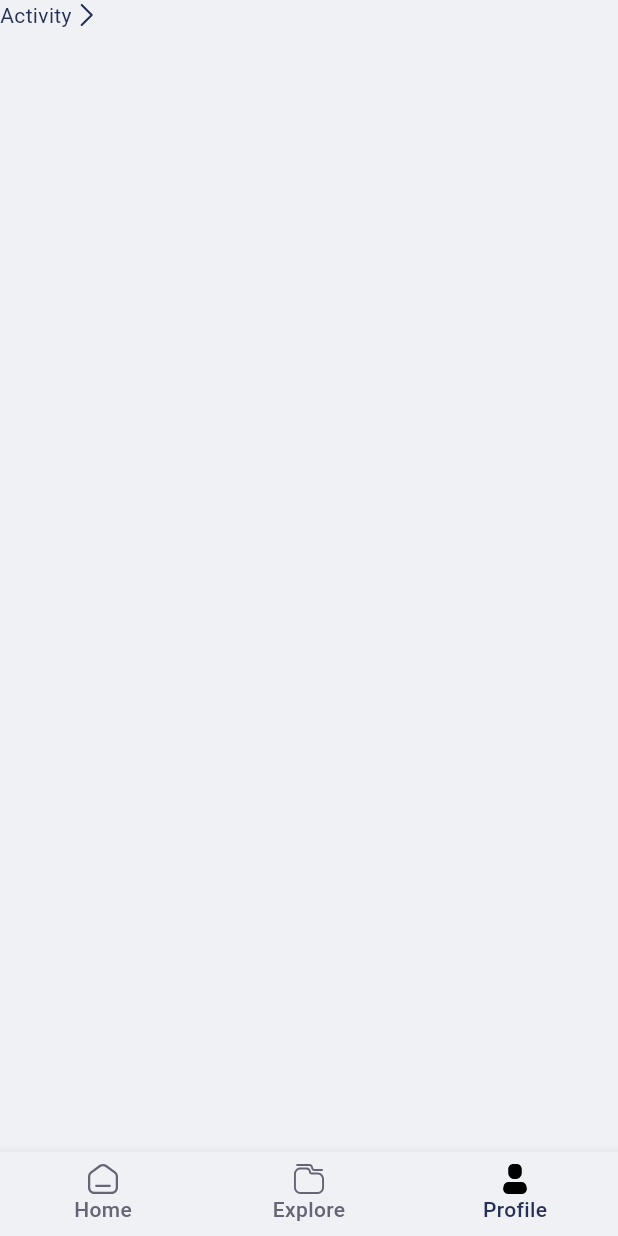
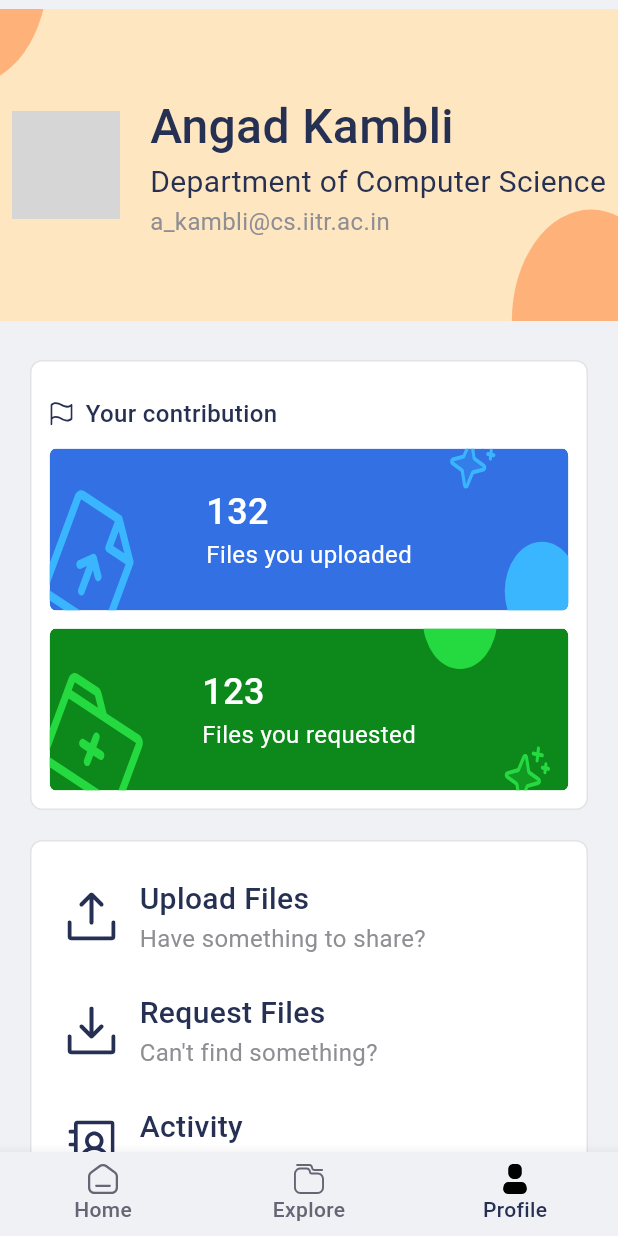
Before and after one commit to sdslabs/StudyPortal-Mobile-Frontend, a Flutter app: the screen it shows after launch, item 3 of the bottom bar chosen, on a phone screen of 412 x 824 dp. Run offline on Flutter 3.47's test engine with Material 3 defaults, Android fonts, the phone set to English and light mode, and no system bars; our stand-ins replace flutter_svg, responsive_grid; grey boxes are pictures that could not be loaded.

Commit message:
Adds landing profile page

```diff
--- a/lib/features/studymaterial/presentation/pages/activity_page/activity_page.dart
+++ b/lib/features/studymaterial/presentation/pages/activity_page/activity_page.dart
@@ -8,8 +8,6 @@ class ActivityPage extends StatelessWidget {
 
   @override
   Widget build(BuildContext context) {
-    var size = MediaQuery.of(context).size;
-
     List<Activity> activities = [
       Activity(
           title: "HC Verma Physics",
--- /dev/null
+++ b/lib/features/studymaterial/presentation/pages/profile_page/components/action_buttons.dart
@@ -0,0 +1,70 @@
+import 'package:flutter/material.dart';
+import 'package:flutter_svg/svg.dart';
+import 'package:studyportal/features/studymaterial/presentation/widgets/profile_buttons/profile_button.dart';
+import 'package:studyportal/features/studymaterial/presentation/pages/activity_page/activity_page.dart';
+
+class ActionButtons extends StatelessWidget {
+  const ActionButtons({super.key});
+
+  @override
+  Widget build(BuildContext context) {
+    return Container(
+      padding: const EdgeInsets.all(12),
+      decoration: BoxDecoration(
+        color: Colors.white,
+        border: Border.all(color: const Color(0xFFE3E2E8)),
+        borderRadius: BorderRadius.circular(8),
+      ),
+      child: Column(
+        mainAxisAlignment: MainAxisAlignment.spaceEvenly,
+        children: [
+          ProfileButton(
+            mainText: "Upload Files",
+            subText: "Have something to share?",
+            iconPath: "lib/core/svgs/upload.svg",
+            onTap: () {
+              Navigator.of(context).push(MaterialPageRoute(
+                  builder: (context) => const ActivityPage()));
+            },
+          ),
+          ProfileButton(
+            mainText: "Request Files",
+            subText: "Can't find something?",
+            iconPath: "lib/core/svgs/request.svg",
+            onTap: () {
+              Navigator.of(context).push(MaterialPageRoute(
+                  builder: (context) => const ActivityPage()));
+            },
+          ),
+          ProfileButton(
+            mainText: "Activity",
+            subText: "Status of uploads and requests",
+            iconPath: "lib/core/svgs/activity.svg",
+            onTap: () {
+              Navigator.of(context).push(MaterialPageRoute(
+                  builder: (context) => const ActivityPage()));
+            },
+          ),
+          Container(
+            padding: const EdgeInsets.all(12),
+            child: Row(
+              mainAxisAlignment: MainAxisAlignment.start,
+              children: [
+                SvgPicture.asset("lib/core/svgs/logout.svg",
+                    width: 32, height: 32),
+                const SizedBox(
+                  width: 16,
+                ),
+                const Text("Logout",
+                    style: TextStyle(
+                        fontSize: 20,
+                        fontWeight: FontWeight.w500,
+                        color: Colors.pinkAccent))
+              ],
+            ),
+          )
+        ],
+      ),
+    );
+  }
+}
--- /dev/null
+++ b/lib/features/studymaterial/presentation/pages/profile_page/components/your_contributions.dart
@@ -0,0 +1,127 @@
+import 'package:flutter/material.dart';
+import 'package:flutter_svg/svg.dart';
+
+class YourContributions extends StatelessWidget {
+  const YourContributions(
+      {super.key,
+      required this.size,
+      required this.uploads,
+      required this.requests});
+
+  final Size size;
+  final int uploads;
+  final int requests;
+
+  @override
+  Widget build(BuildContext context) {
+    return Container(
+      height: 300,
+      width: size.width,
+      padding: const EdgeInsets.only(left: 12, right: 12, bottom: 6, top: 0),
+      decoration: BoxDecoration(
+        color: Colors.white,
+        border: Border.all(color: const Color(0xFFE3E2E8)),
+        borderRadius: BorderRadius.circular(8),
+      ),
+      child: Column(
+        mainAxisAlignment: MainAxisAlignment.end,
+        children: [
+          Row(
+            mainAxisAlignment: MainAxisAlignment.start,
+            children: [
+              SvgPicture.asset(
+                "lib/core/svgs/your_contribution.svg",
+                width: 16,
+                height: 16,
+              ),
+              const SizedBox(
+                width: 8,
+              ),
+              const Text("Your contribution",
+                  style: TextStyle(fontSize: 16, fontWeight: FontWeight.w500)),
+            ],
+          ),
+          const SizedBox(
+            height: 6,
+          ),
+          Stack(
+            children: [
+              Positioned.fill(
+                top: 6,
+                bottom: 6,
+                child: SvgPicture.asset(
+                  "lib/core/svgs/file_uploaded.svg",
+                  fit: BoxFit.fill,
+                ),
+              ),
+              Container(
+                alignment: Alignment.center,
+                width: double.infinity,
+                height: 120,
+                child: Column(
+                  mainAxisAlignment: MainAxisAlignment.center,
+                  crossAxisAlignment: CrossAxisAlignment.start,
+                  children: [
+                    Text(
+                      uploads.toString(),
+                      style: const TextStyle(
+                          fontSize: 24,
+                          fontWeight: FontWeight.w500,
+                          color: Colors.white),
+                    ),
+                    const Text(
+                      "Files you uploaded",
+                      style: TextStyle(
+                        fontSize: 16,
+                        fontWeight: FontWeight.w400,
+                        color: Colors.white,
+                      ),
+                    ),
+                  ],
+                ),
+              ),
+            ],
+          ),
+          Stack(
+            children: [
+              Positioned.fill(
+                top: 6,
+                bottom: 6,
+                child: SvgPicture.asset(
+                  "lib/core/svgs/file_requested.svg",
+                  fit: BoxFit.fill,
+                ),
+              ),
+              Container(
+                alignment: Alignment.center,
+                width: double.infinity,
+                height: 120,
+                child: Column(
+                  mainAxisAlignment: MainAxisAlignment.center,
+                  crossAxisAlignment: CrossAxisAlignment.start,
+                  children: [
+                    Text(
+                      requests.toString(),
+                      style: const TextStyle(
+                          fontSize: 24,
+                          fontWeight: FontWeight.w500,
+                          color: Colors.white),
+                    ),
+                    const Text(
+                      "Files you requested",
+                      style: TextStyle(
+                        fontSize: 16,
+                        fontWeight: FontWeight.w400,
+                        color: Colors.white,
+                      ),
+                    ),
+                  ],
+                ),
+              ),
+            ],
+          ),
+        ],
+      ),
+    );
+  }
+}
--- a/lib/features/studymaterial/presentation/pages/profile_page/profile_page.dart
+++ b/lib/features/studymaterial/presentation/pages/profile_page/profile_page.dart
@@ -1,27 +1,102 @@
 import 'package:flutter/material.dart';
 import 'package:flutter_svg/svg.dart';
-import 'package:studyportal/features/studymaterial/presentation/pages/home_page/components/more_info_button.dart';
-import 'package:studyportal/features/studymaterial/presentation/pages/activity_page/activity_page.dart';
+import 'package:studyportal/features/studymaterial/presentation/pages/profile_page/components/your_contributions.dart';
+import 'package:studyportal/features/studymaterial/presentation/pages/profile_page/components/action_buttons.dart';
 
 class ProfilePage extends StatelessWidget {
   const ProfilePage({super.key});
 
+  // Data that needs to be fecthed from data base
+  // Name
+  // Number of uploads
+  // Number of requests
+  // Department
+  // Email
+
   @override
   Widget build(BuildContext context) {
+    var size = MediaQuery.of(context).size;
+
     return Scaffold(
-      body: Container(
-        child: MoreInfoButton(
-            onTap: () {
-              Navigator.of(context).push(MaterialPageRoute(
-                  builder: (context) => const ActivityPage()));
-            },
-            info: "Activity",
-            icon: SvgPicture.asset(
-              "lib/core/svgs/right_caret.svg",
-              height: 16,
-              width: 16,
-            )),
-      ),
-    );
+        body: Column(
+      mainAxisAlignment: MainAxisAlignment.spaceBetween,
+      children: [
+        Stack(
+          children: [
+            Positioned.fill(
+              top: 6,
+              bottom: 6,
+              child: SvgPicture.asset(
+                "lib/core/svgs/profile_background.svg",
+                fit: BoxFit.fill,
+              ),
+            ),
+            Container(
+                alignment: Alignment.center,
+                width: double.infinity,
+                height: 220,
+                child: Row(
+                  mainAxisAlignment: MainAxisAlignment.center,
+                  children: [
+                    SizedBox(
+                      height: 72,
+                      width: 72,
+                      child: Image.asset(
+                        'lib/core/images/kambli.png',
+                        fit: BoxFit.cover,
+                      ),
+                    ),
+                    const SizedBox(
+                      width: 20,
+                    ),
+                    const Column(
+                      mainAxisAlignment: MainAxisAlignment.center,
+                      crossAxisAlignment: CrossAxisAlignment.start,
+                      children: [
+                        Text(
+                          "Angad Kambli",
+                          style: TextStyle(
+                              fontSize: 32, fontWeight: FontWeight.w500),
+                        ),
+                        Text(
+                          "Department of Computer Science",
+                          style: TextStyle(
+                            fontSize: 20,
+                            fontWeight: FontWeight.w400,
+                          ),
+                        ),
+                        Text(
+                          "a_kambli@cs.iitr.ac.in",
+                          style: TextStyle(
+                            fontSize: 16,
+                            fontWeight: FontWeight.w400,
+                            color: Color(0xFF8E8E93),
+                          ),
+                        ),
+                      ],
+                    ),
+                  ],
+                )),
+          ],
+        ),
+        Container(
+          padding: const EdgeInsets.all(20),
+          child: Column(
+            mainAxisAlignment: MainAxisAlignment.end,
+            children: [
+              YourContributions(size: size, uploads: 132, requests: 123),
+              const SizedBox(
+                height: 20,
+              ),
+              const ActionButtons(),
+              const SizedBox(
+                height: 20,
+              ),
+              SvgPicture.asset("lib/core/svgs/sdslabs.svg"),
+            ],
+          ),
+        ),
+      ],
+    ));
   }
 }
--- /dev/null
+++ b/lib/features/studymaterial/presentation/widgets/profile_buttons/profile_button.dart
@@ -0,0 +1,50 @@
+import 'package:flutter/material.dart';
+import 'package:flutter_svg/svg.dart';
+
+class ProfileButton extends StatelessWidget {
+  const ProfileButton(
+      {super.key,
+      required this.mainText,
+      required this.subText,
+      required this.iconPath,
+      required this.onTap});
+
+  final String mainText;
+  final String subText;
+  final String iconPath;
+  final Function() onTap;
+
+  @override
+  Widget build(BuildContext context) {
+    return InkWell(
+      onTap: onTap,
+      child: Container(
+        padding: const EdgeInsets.all(12),
+        child: Row(
+          mainAxisAlignment: MainAxisAlignment.start,
+          children: [
+            SvgPicture.asset(iconPath, width: 32, height: 32),
+            const SizedBox(
+              width: 16,
+            ),
+            Column(
+              crossAxisAlignment: CrossAxisAlignment.start,
+              children: [
+                Text(
+                  mainText,
+                  style: const TextStyle(
+                      fontSize: 20, fontWeight: FontWeight.w500),
+                ),
+                Text(
+                  subText,
+                  style:
+                      const TextStyle(fontSize: 16, color: Color(0xFF8E8E93)),
+                )
+              ],
+            )
+          ],
+        ),
+      ),
+    );
+  }
+}
```
Also changed, not shown: lib/core/images/kambli.png (added), lib/core/svgs/activity.svg (added), lib/core/svgs/file_requested.svg (added), lib/core/svgs/file_uploaded.svg (added), lib/core/svgs/kambli.svg (added), lib/core/svgs/logout.svg (added), lib/core/svgs/profile_background.svg (added), lib/core/svgs/request.svg (added), lib/core/svgs/sdslabs.svg (added), lib/core/svgs/upload.svg (added), lib/core/svgs/your_contribution.svg (added).
